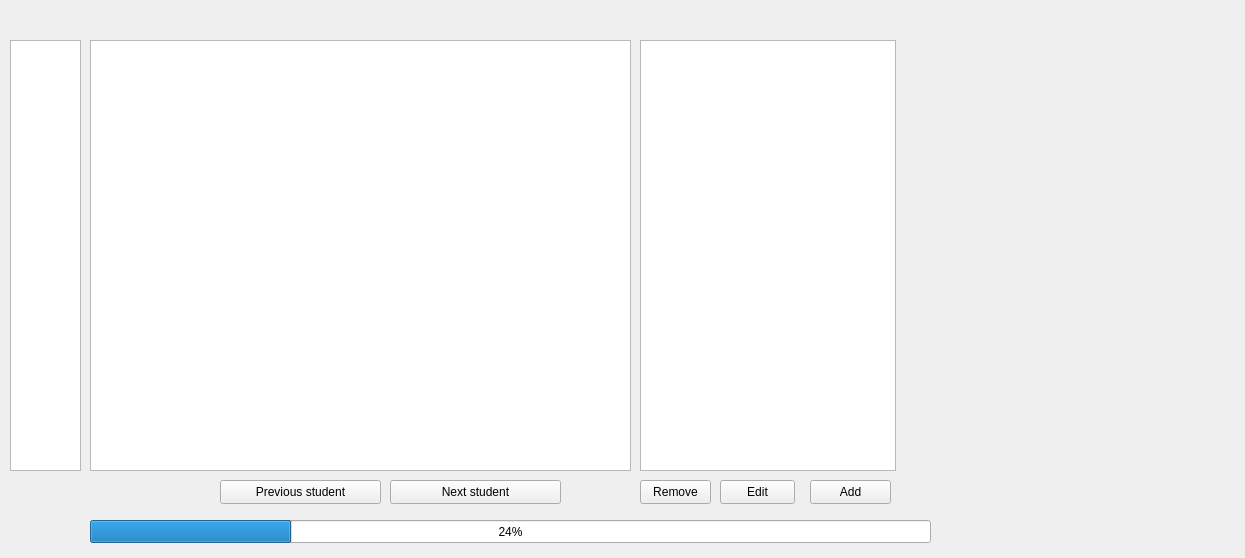
Before: the Qt Designer form gui.ui in s364745/xlqt6, drawn with Qt 5.
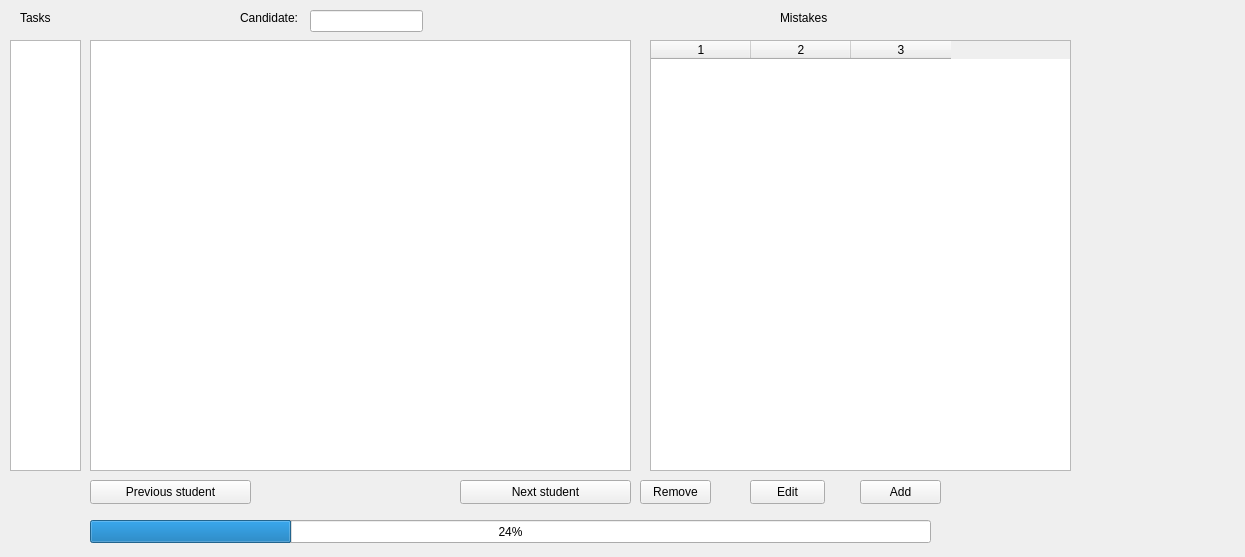
After: the same form once the commit is applied.

Commit message: Mistake list is now a table, add and remove works (when cell is selected), edit button does nothing, might be replaced by onChange

The edit to the form file:
```diff
--- a/gui.ui
+++ b/gui.ui
@@ -7,7 +7,7 @@
     <x>0</x>
     <y>0</y>
     <width>1245</width>
-    <height>558</height>
+    <height>557</height>
    </rect>
   </property>
   <property name="windowTitle">
@@ -26,16 +26,6 @@
     <number>24</number>
    </property>
   </widget>
-  <widget class="QListWidget" name="lista">
-   <property name="geometry">
-    <rect>
-     <x>640</x>
-     <y>40</y>
-     <width>256</width>
-     <height>431</height>
-    </rect>
-   </property>
-  </widget>
   <widget class="QTableWidget" name="answer_table">
    <property name="geometry">
     <rect>
@@ -52,7 +42,7 @@
   <widget class="QPushButton" name="pre_sudent">
    <property name="geometry">
     <rect>
-     <x>220</x>
+     <x>90</x>
      <y>480</y>
      <width>161</width>
      <height>24</height>
@@ -65,7 +55,7 @@
   <widget class="QPushButton" name="next_student">
    <property name="geometry">
     <rect>
-     <x>390</x>
+     <x>460</x>
      <y>480</y>
      <width>171</width>
      <height>24</height>
@@ -91,7 +81,7 @@
   <widget class="QPushButton" name="add_mistake">
    <property name="geometry">
     <rect>
-     <x>810</x>
+     <x>860</x>
      <y>480</y>
      <width>81</width>
      <height>24</height>
@@ -104,7 +94,7 @@
   <widget class="QPushButton" name="edit_mistake">
    <property name="geometry">
     <rect>
-     <x>720</x>
+     <x>750</x>
      <y>480</y>
      <width>75</width>
      <height>24</height>
@@ -114,16 +104,6 @@
     <string>Edit</string>
    </property>
   </widget>
-  <widget class="QWidget" name="widget" native="true">
-   <property name="geometry">
-    <rect>
-     <x>920</x>
-     <y>60</y>
-     <width>301</width>
-     <height>411</height>
-    </rect>
-   </property>
-  </widget>
   <widget class="QListWidget" name="task_list">
    <property name="geometry">
     <rect>
@@ -134,17 +114,69 @@
     </rect>
    </property>
   </widget>
-  <widget class="QLabel" name="student_label">
+  <widget class="QTableWidget" name="mistake_table">
    <property name="geometry">
     <rect>
-     <x>320</x>
+     <x>650</x>
+     <y>40</y>
+     <width>421</width>
+     <height>431</height>
+    </rect>
+   </property>
+   <property name="columnCount">
+    <number>3</number>
+   </property>
+   <column/>
+   <column/>
+   <column/>
+  </widget>
+  <widget class="QLabel" name="candidate_label">
+   <property name="geometry">
+    <rect>
+     <x>240</x>
      <y>10</y>
-     <width>171</width>
+     <width>71</width>
      <height>16</height>
     </rect>
    </property>
    <property name="text">
-    <string/>
+    <string>Candidate:</string>
+   </property>
+  </widget>
+  <widget class="QLineEdit" name="candidate_edit">
+   <property name="geometry">
+    <rect>
+     <x>310</x>
+     <y>10</y>
+     <width>113</width>
+     <height>22</height>
+    </rect>
+   </property>
+  </widget>
+  <widget class="QLabel" name="tasks_label">
+   <property name="geometry">
+    <rect>
+     <x>20</x>
+     <y>10</y>
+     <width>49</width>
+     <height>16</height>
+    </rect>
+   </property>
+   <property name="text">
+    <string>Tasks</string>
+   </property>
+  </widget>
+  <widget class="QLabel" name="mistakes_label">
+   <property name="geometry">
+    <rect>
+     <x>780</x>
+     <y>10</y>
+     <width>61</width>
+     <height>16</height>
+    </rect>
+   </property>
+   <property name="text">
+    <string>Mistakes</string>
    </property>
   </widget>
  </widget>
```
The commit also changes 2 other files.
